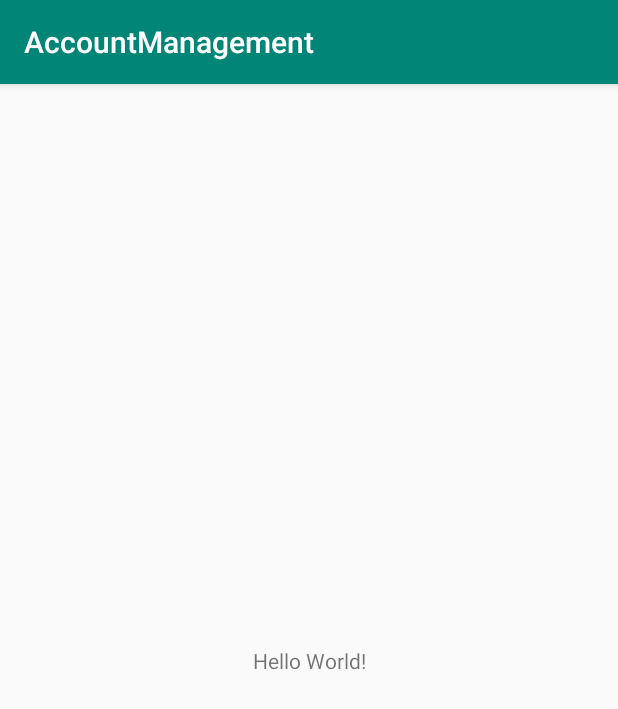
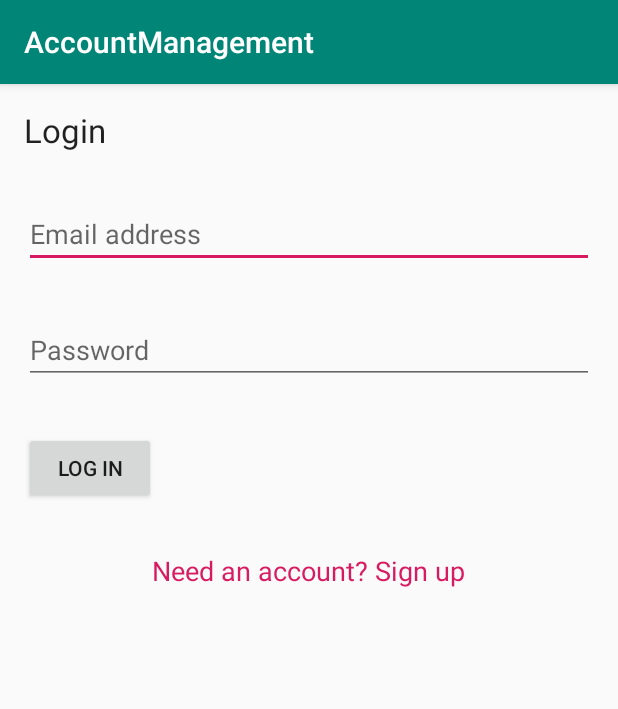
Before and after one commit to pirosl/AccountManagement, an Android app: the screen it shows after launch (LoginActivity), on a phone screen of 412 x 824 dp. Shown: the top 709 px of the screen. Run offline under Robolectric (Android 15) with nearby library versions, the phone set to English and light mode, and no system bars.

Commit message:
Feat: LoginActivity initial implementation

```diff
--- a/app/build.gradle
+++ b/app/build.gradle
@@ -40,4 +40,5 @@ dependencies {
     androidTestImplementation 'androidx.test:rules:1.2.0'
     androidTestImplementation 'androidx.test:runner:1.2.0'
     androidTestImplementation 'androidx.test.espresso:espresso-core:3.2.0'
+    implementation 'androidx.lifecycle:lifecycle-extensions:2.0.0'
 }
--- /dev/null
+++ b/app/src/main/java/com/lucianpiros/accountmanagement/model/UserAccountModel.java
@@ -0,0 +1,77 @@
+package com.lucianpiros.accountmanagement.model;
+
+import android.app.Application;
+import android.content.ComponentName;
+import android.content.Context;
+import android.content.Intent;
+import android.content.ServiceConnection;
+import android.os.IBinder;
+
+import com.lucianpiros.accountmanagement.aidl.IUserAccountService;
+import com.lucianpiros.accountmanagement.aidl.Login;
+import com.lucianpiros.accountmanagement.service.UserAccountService;
+
+import androidx.annotation.NonNull;
+import androidx.lifecycle.AndroidViewModel;
+import androidx.lifecycle.LiveData;
+import androidx.lifecycle.MutableLiveData;
+
+public class UserAccountModel extends AndroidViewModel {
+    private final MutableLiveData<Boolean> logedIn = new MutableLiveData<Boolean>();
+
+    private IUserAccountService userAccountService = null;
+
+    public UserAccountModel(@NonNull Application application) {
+        super(application);
+    }
+
+    public void login(String email, String password) {
+        Login login = new Login(email, password);
+        new loginAsyncTask(getApplication().getApplicationContext()).execute(login);
+    }
+
+    public LiveData<Boolean> loggedIn() {
+        return logedIn;
+    }
+
+    private ServiceConnection connection = new ServiceConnection() {
+        public void onServiceConnected(ComponentName className, IBinder service) {
+            userAccountService = IUserAccountService.Stub.asInterface(service);
+        }
+
+        public void onServiceDisconnected(ComponentName className) {
+            userAccountService = null;
+        }
+    };
+
+    private class loginAsyncTask extends android.os.AsyncTask<Login, Void, Void> {
+        private Context context;
+        private boolean logedInWT;
+
+
+        loginAsyncTask(Context context) {
+            this.context = context;
+        }
+
+        @Override
+        protected void onPostExecute(Void result) {
+            logedIn.setValue(logedInWT);
+        }
+
+        @Override
+        protected Void doInBackground(final Login... params) {
+
+            Intent intent = new Intent(context, UserAccountService.class);
+            intent.setAction(IUserAccountService.class.getName());
+            context.bindService(intent, connection, Context.BIND_AUTO_CREATE);
+
+            Login login = params[0];
+            try {
+                logedInWT = userAccountService.login(login);
+            } catch(Exception e) {
+                logedInWT = false;
+            }
+            return null;
+        }
+    }
+}
--- a/app/src/main/java/com/lucianpiros/accountmanagement/ui/LoginActivity.java
+++ b/app/src/main/java/com/lucianpiros/accountmanagement/ui/LoginActivity.java
@@ -1,16 +1,65 @@
 package com.lucianpiros.accountmanagement.ui;
 
 import android.os.Bundle;
+import android.view.View;
+import android.widget.Button;
+import android.widget.EditText;
+import android.widget.ProgressBar;
+import android.widget.TextView;
+import android.widget.Toast;
 
 import com.lucianpiros.accountmanagement.R;
+import com.lucianpiros.accountmanagement.model.UserAccountModel;
 
 import androidx.appcompat.app.AppCompatActivity;
+import androidx.lifecycle.Observer;
+import androidx.lifecycle.ViewModelProviders;
 
 public class LoginActivity extends AppCompatActivity {
+
+    private UserAccountModel userAccountModel;
 
     @Override
     protected void onCreate(Bundle savedInstanceState) {
         super.onCreate(savedInstanceState);
         setContentView(R.layout.activity_login);
+
+        final EditText email = findViewById(R.id.email);
+        final EditText password = findViewById(R.id.password);
+        final ProgressBar progressBar = findViewById(R.id.progressbar);
+        TextView signup = findViewById(R.id.signup);
+        Button logIn = findViewById(R.id.login);
+
+        userAccountModel = ViewModelProviders.of(this).get(UserAccountModel.class);
+
+        logIn.setOnClickListener(new View.OnClickListener() {
+            @Override
+            public void onClick(View view) {
+                progressBar.setVisibility(View.VISIBLE);
+                userAccountModel.login(email.getText().toString(), password.getText().toString());
+            }
+        });
+
+        userAccountModel.loggedIn().observe(this, new Observer<Boolean>() {
+            @Override
+            public void onChanged(Boolean aBoolean) {
+                progressBar.setVisibility(View.GONE);
+                if(aBoolean) {
+
+                }
+                else {
+                    // TODO: add more detailed error and negative use cases handling
+                    Toast toast=Toast.makeText(getApplicationContext(),getString(R.string.invalid_login),Toast.LENGTH_SHORT);
+                    toast.show();
+                }
+            }
+        });
+
+        signup.setOnClickListener(new View.OnClickListener() {
+            @Override
+            public void onClick(View view) {
+
+            }
+        });
     }
 }
--- a/app/src/main/res/layout/activity_login.xml
+++ b/app/src/main/res/layout/activity_login.xml
@@ -1,18 +1,61 @@
 <?xml version="1.0" encoding="utf-8"?>
-<androidx.constraintlayout.widget.ConstraintLayout xmlns:android="http://schemas.android.com/apk/res/android"
+<LinearLayout xmlns:android="http://schemas.android.com/apk/res/android"
     xmlns:app="http://schemas.android.com/apk/res-auto"
     xmlns:tools="http://schemas.android.com/tools"
     android:layout_width="match_parent"
     android:layout_height="match_parent"
+    android:orientation="vertical"
     tools:context=".ui.LoginActivity">
 
     <TextView
         android:layout_width="wrap_content"
         android:layout_height="wrap_content"
-        android:text="Hello World!"
-        app:layout_constraintBottom_toBottomOf="parent"
-        app:layout_constraintLeft_toLeftOf="parent"
-        app:layout_constraintRight_toRightOf="parent"
-        app:layout_constraintTop_toTopOf="parent" />
+        android:layout_gravity="left|center_horizontal"
+        android:layout_margin="@dimen/edit_margin"
+        android:gravity="left|center_horizontal"
+        android:text="@string/login"
+        android:textAppearance="@style/TextAppearance.AppCompat.Large" />
 
-</androidx.constraintlayout.widget.ConstraintLayout>
+    <EditText
+        android:id="@+id/email"
+        android:layout_width="match_parent"
+        android:layout_height="wrap_content"
+        android:layout_margin="@dimen/edit_margin"
+        android:hint="@string/email_address" />
+
+    <EditText
+        android:id="@+id/password"
+        android:layout_width="match_parent"
+        android:layout_height="wrap_content"
+        android:layout_margin="@dimen/edit_margin"
+        android:hint="@string/password"
+        android:inputType="textPassword" />
+
+    <Button
+        android:id="@+id/login"
+        android:text="@string/log_in"
+        android:layout_width="wrap_content"
+        android:layout_height="wrap_content"
+        android:layout_margin="@dimen/edit_margin" />
+
+    <TextView
+        android:id="@+id/signup"
+        android:layout_width="wrap_content"
+        android:layout_height="wrap_content"
+        android:layout_gravity="center"
+        android:layout_margin="@dimen/edit_margin"
+        android:gravity="left|center_horizontal"
+        android:text="@string/need_an_account_sign_up"
+        android:textAppearance="@style/TextAppearance.AppCompat.Medium"
+        android:textColor="@color/colorAccent" />
+
+    <ProgressBar
+        android:id="@+id/progressbar"
+        android:visibility="gone"
+        style="?android:attr/progressBarStyleLarge"
+        android:layout_gravity="top|center_vertical"
+        android:layout_width="match_parent"
+        android:layout_height="match_parent"
+        android:layout_centerHorizontal="true" />
+
+</LinearLayout>
--- /dev/null
+++ b/app/src/main/res/values/dimens.xml
@@ -0,0 +1,4 @@
+<?xml version="1.0" encoding="utf-8"?>
+<resources>
+    <dimen name="edit_margin">16dp</dimen>
+</resources>
--- a/app/src/main/res/values/strings.xml
+++ b/app/src/main/res/values/strings.xml
@@ -1,3 +1,9 @@
 <resources>
     <string name="app_name">AccountManagement</string>
+    <string name="login">Login</string>
+    <string name="email_address">Email address</string>
+    <string name="password">Password</string>
+    <string name="log_in">Log in</string>
+    <string name="invalid_login">Invalid login</string>
+    <string name="need_an_account_sign_up">Need an account? Sign up</string>
 </resources>
```
